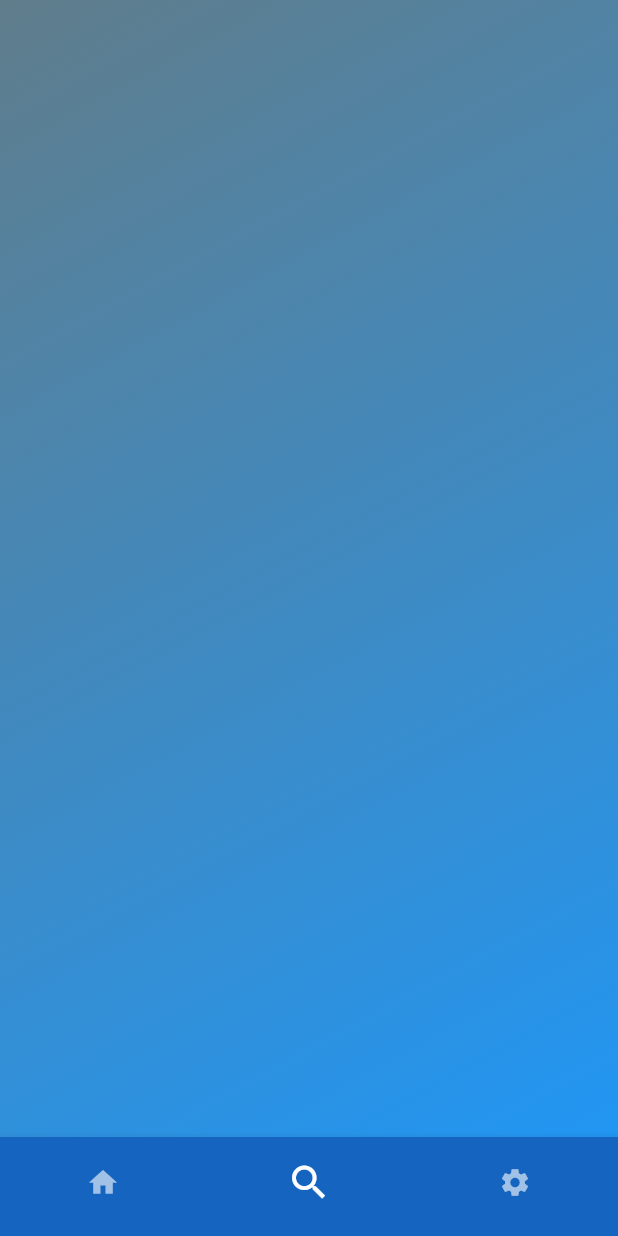
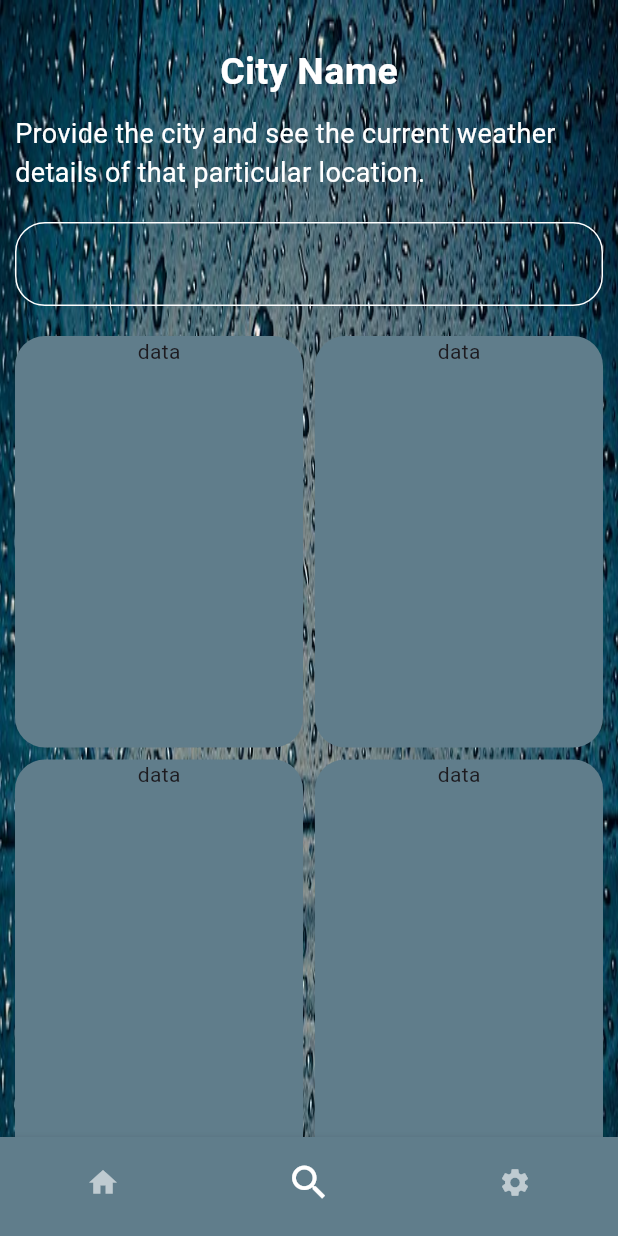
Before and after one commit to Mehedihasan1998/weather_app, a Flutter app: the screen it shows after launch, item 2 of the bottom bar chosen, on a phone screen of 412 x 824 dp. Run offline on Flutter 3.47's test engine with Material 3 defaults, Android fonts, the phone set to English and light mode, and no system bars; our stand-ins replace geolocator, jiffy.

Commit message:
search page

```diff
--- a/lib/Search.dart
+++ /dev/null
@@ -1,31 +0,0 @@
-import 'package:flutter/material.dart';
-
-class SearchPage extends StatefulWidget {
-  const SearchPage({super.key});
-
-  @override
-  State<SearchPage> createState() => _SearchPageState();
-}
-
-class _SearchPageState extends State<SearchPage> {
-  @override
-  Widget build(BuildContext context) {
-    return SafeArea(
-      child: Scaffold(
-        body: Container(
-          decoration: BoxDecoration(
-            gradient: LinearGradient(
-              colors: [
-                Colors.blueGrey,
-                // Colors.blueAccent,
-                Colors.blue
-              ],
-              begin: Alignment.topLeft,
-              end: Alignment.bottomRight,
-            ),
-          ),
-        ),
-      ),
-    );
-  }
-}
--- a/lib/home_stucture.dart
+++ b/lib/home_stucture.dart
@@ -1,5 +1,5 @@
 import 'package:flutter/material.dart';
-import 'package:weather_app/Search.dart';
+import 'package:weather_app/search.dart';
 import 'package:weather_app/home_page.dart';
 import 'package:weather_app/settings.dart';
 class HomeStructure extends StatefulWidget {
@@ -26,7 +26,9 @@ class _HomeStructureState extends State<HomeStructure> {
           bottomNavigationBar: BottomNavigationBar(
             currentIndex: _currentIndex,
             // backgroundColor: Color(0xff512DA8),
-            backgroundColor: Color(0xff1565c0),
+            // backgroundColor: Color(0xff1565c0),
+            backgroundColor: Colors.blueGrey,
+
             type: BottomNavigationBarType.fixed,
             selectedItemColor: Colors.white,
             unselectedItemColor: Colors.white60,
--- /dev/null
+++ b/lib/search.dart
@@ -0,0 +1,116 @@
+import 'package:flutter/cupertino.dart';
+import 'package:flutter/material.dart';
+
+class SearchPage extends StatefulWidget {
+  const SearchPage({super.key});
+
+  @override
+  State<SearchPage> createState() => _SearchPageState();
+}
+
+class _SearchPageState extends State<SearchPage> {
+  @override
+  Widget build(BuildContext context) {
+    return SafeArea(
+      child: Scaffold(
+        body: SingleChildScrollView(
+          child: Container(
+            padding: EdgeInsets.all(10),
+            width: double.infinity,
+            decoration: BoxDecoration(
+              image: DecorationImage(
+                  image: AssetImage("assets/images/rain.jpg"),
+                  fit: BoxFit.fill),
+              gradient: LinearGradient(
+                colors: [
+                  Colors.blueGrey,
+                  // Colors.blueAccent,
+                  Colors.blue
+                ],
+                begin: Alignment.topLeft,
+                end: Alignment.bottomRight,
+              ),
+            ),
+            child: Column(
+              children: [
+                const SizedBox(
+                  height: 20,
+                ),
+                Column(
+                  crossAxisAlignment: CrossAxisAlignment.center,
+                  children: [
+                    const Text(
+                      "City Name",
+                      style: TextStyle(
+                          color: Colors.white,
+                          fontSize: 25,
+                          fontWeight: FontWeight.bold),
+                    ),
+                    const SizedBox(
+                      height: 10,
+                    ),
+                    const Text(
+                      "Provide the city and see the current weather details of that particular location.",
+                      style: TextStyle(
+                        color: Colors.white,
+                        fontSize: 18,
+                      ),
+                    ),
+                  ],
+                ),
+                const SizedBox(
+                  height: 20,
+                ),
+                TextFormField(
+                  style: TextStyle(color: Colors.white),
+                  cursorColor: Colors.white,
+                  enabled: true,
+                  decoration: InputDecoration(
+                    enabledBorder: OutlineInputBorder(
+                      borderSide: BorderSide(
+                        color: Colors.white,
+                      ),
+                      borderRadius: BorderRadius.circular(20),
+                    ),
+                    focusedBorder: OutlineInputBorder(
+                      borderRadius: BorderRadius.circular(20),
+                      borderSide: BorderSide(color: Colors.blue),
+                    ),
+                  ),
+                ),
+                const SizedBox(
+                  height: 20,
+                ),
+                GridView.builder(
+                    physics: NeverScrollableScrollPhysics(),
+                    shrinkWrap: true,
+                    itemCount: 6,
+                    gridDelegate: SliverGridDelegateWithFixedCrossAxisCount(
+                      crossAxisCount: 2,
+                      mainAxisSpacing: 8,
+                      crossAxisSpacing: 8,
+                      childAspectRatio: 0.7,
+                    ),
+                    itemBuilder: (context, index) {
+                      return Container(
+                        // height: 150,
+                        // width: 100,
+                        decoration: BoxDecoration(
+                          color: Colors.blueGrey,
+                          borderRadius: BorderRadius.circular(20),
+                        ),
+                        child: Column(
+                          children: [
+                            Text("data")
+                          ],
+                        ),
+                      );
+                    })
+              ],
+            ),
+          ),
+        ),
+      ),
+    );
+  }
+}
--- a/lib/settings.dart
+++ b/lib/settings.dart
@@ -9,6 +9,7 @@ class SettingsPage extends StatelessWidget {
         child: Scaffold(
       body: Container(
         decoration: BoxDecoration(
+          image: DecorationImage(image: AssetImage("assets/images/rain.jpg"), fit: BoxFit.fill),
           gradient: LinearGradient(
             colors: [
               Colors.blueGrey,
```
Also changed, not shown: lib/home_page.dart (+106 -32 lines), pubspec.yaml (+3 -4 lines), assets/images/rain.jpg (added), pubspec.lock.
